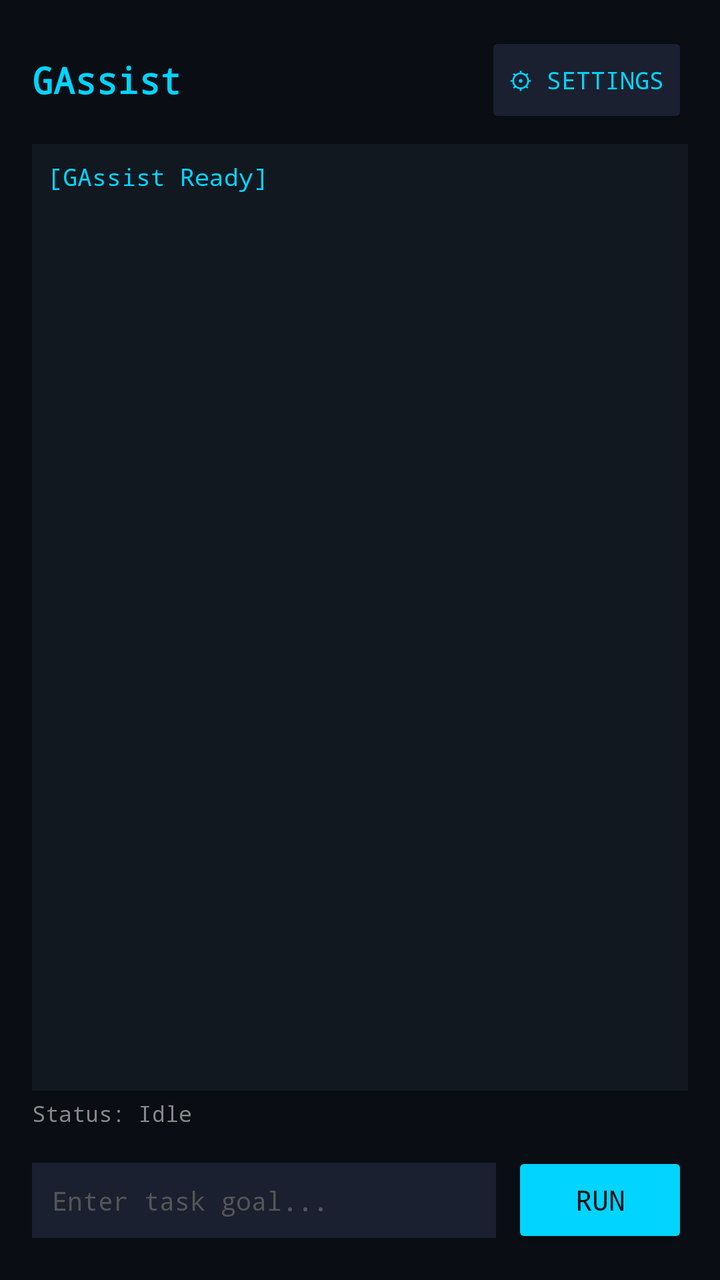
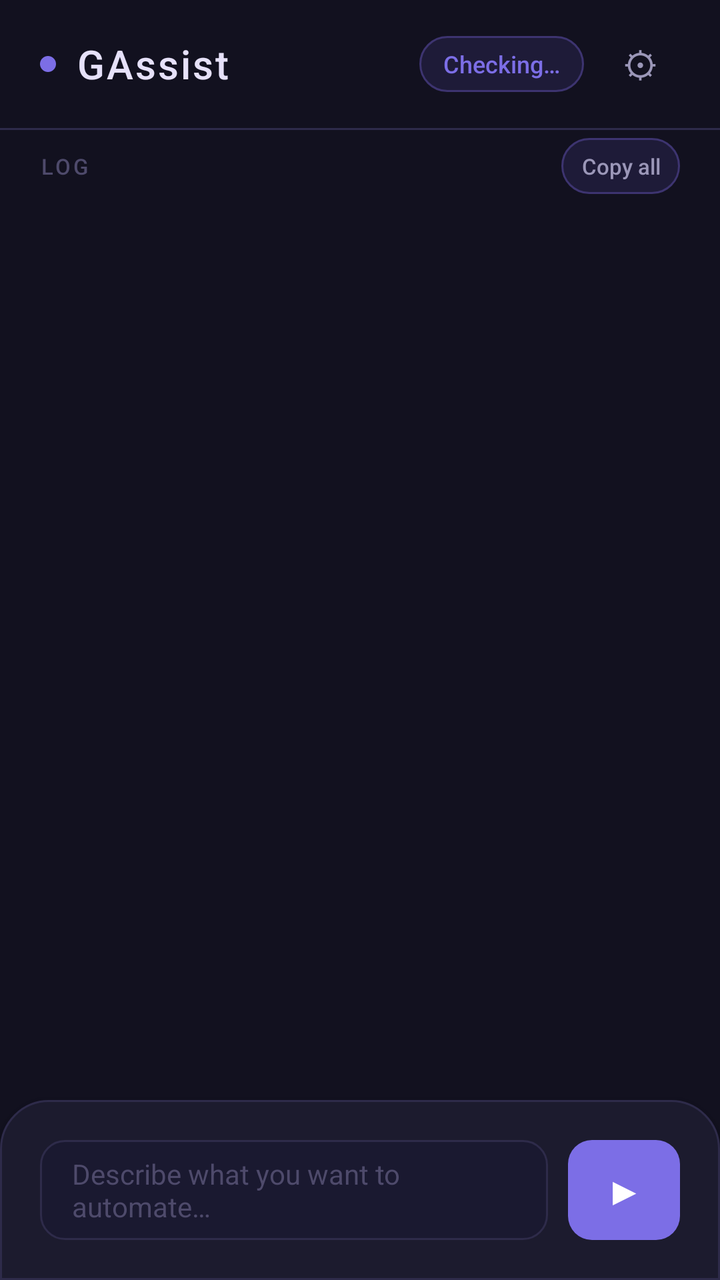

An Android layout rendered at two revisions. The XML below is the earlier revision; the diff shows what the commit changed to produce the second picture.
<!-- AndroidManifest.xml: application theme AppTheme -->
<!-- res/layout/activity_main.xml -->
<?xml version="1.0" encoding="utf-8"?>
<LinearLayout xmlns:android="http://schemas.android.com/apk/res/android"
    android:layout_width="match_parent"
    android:layout_height="match_parent"
    android:background="#0A0E14"
    android:orientation="vertical"
    android:padding="16dp">

    
    <LinearLayout
        android:layout_width="match_parent"
        android:layout_height="wrap_content"
        android:orientation="horizontal"
        android:gravity="center_vertical"
        android:layout_marginBottom="8dp">

        <TextView
            android:layout_width="0dp"
            android:layout_height="wrap_content"
            android:layout_weight="1"
            android:text="GAssist"
            android:textColor="#00D4FF"
            android:textSize="18sp"
            android:fontFamily="monospace"
            android:textStyle="bold" />

        <Button
            android:id="@+id/btnSettings"
            android:layout_width="wrap_content"
            android:layout_height="wrap_content"
            android:text="⚙ Settings"
            android:textColor="#00D4FF"
            android:backgroundTint="#1A2030"
            android:fontFamily="monospace"
            android:textSize="12sp" />
    </LinearLayout>

    
    <ScrollView
        android:id="@+id/scrollView"
        android:layout_width="match_parent"
        android:layout_height="0dp"
        android:layout_weight="1"
        android:background="#111820"
        android:padding="8dp">

        <TextView
            android:id="@+id/tvLog"
            android:layout_width="match_parent"
            android:layout_height="wrap_content"
            android:fontFamily="monospace"
            android:textColor="#00D4FF"
            android:textSize="12sp"
            android:text="[GAssist Ready]\n" />
    </ScrollView>

    
    <TextView
        android:id="@+id/tvStatus"
        android:layout_width="match_parent"
        android:layout_height="wrap_content"
        android:paddingVertical="4dp"
        android:textColor="#888888"
        android:fontFamily="monospace"
        android:textSize="11sp"
        android:text="Status: Idle" />

    
    <LinearLayout
        android:layout_width="match_parent"
        android:layout_height="wrap_content"
        android:orientation="horizontal"
        android:layout_marginTop="8dp">

        <EditText
            android:id="@+id/etGoal"
            android:layout_width="0dp"
            android:layout_height="wrap_content"
            android:layout_weight="1"
            android:hint="Enter task goal..."
            android:textColor="#FFFFFF"
            android:textColorHint="#555555"
            android:background="#1A2030"
            android:padding="10dp"
            android:fontFamily="monospace"
            android:textSize="13sp"
            android:inputType="text"
            android:imeOptions="actionSend" />

        <Button
            android:id="@+id/btnRun"
            android:layout_width="wrap_content"
            android:layout_height="wrap_content"
            android:layout_marginStart="8dp"
            android:text="RUN"
            android:textColor="#0A0E14"
            android:backgroundTint="#00D4FF"
            android:fontFamily="monospace" />
    </LinearLayout>

    <Button
        android:id="@+id/btnStop"
        android:layout_width="match_parent"
        android:layout_height="wrap_content"
        android:layout_marginTop="4dp"
        android:text="STOP"
        android:textColor="#0A0E14"
        android:backgroundTint="#FF4444"
        android:fontFamily="monospace"
        android:visibility="gone" />

</LinearLayout>
<!-- resources referenced by this layout -->
<resources>
  <style name="AppTheme" parent="Theme.MaterialComponents.DayNight.DarkActionBar">
          <item name="colorPrimary">#00D4FF</item>
          <item name="colorPrimaryDark">#0A0E14</item>
          <item name="colorAccent">#00D4FF</item>
          <item name="android:windowBackground">#0A0E14</item>
      </style>
</resources>

<!-- the commit's change to res/layout/activity_main.xml (unified diff, before → after) -->
@@ -1,112 +1,227 @@
 <?xml version="1.0" encoding="utf-8"?>
-<LinearLayout xmlns:android="http://schemas.android.com/apk/res/android"
+<androidx.coordinatorlayout.widget.CoordinatorLayout
+    xmlns:android="http://schemas.android.com/apk/res/android"
     android:layout_width="match_parent"
     android:layout_height="match_parent"
-    android:background="#0A0E14"
-    android:orientation="vertical"
-    android:padding="16dp">
-
-    
+    android:background="@color/bg_deep">
+
     <LinearLayout
         android:layout_width="match_parent"
-        android:layout_height="wrap_content"
-        android:orientation="horizontal"
-        android:gravity="center_vertical"
-        android:layout_marginBottom="8dp">
-
-        <TextView
-            android:layout_width="0dp"
+        android:layout_height="match_parent"
+        android:orientation="vertical">
+
+        
+        <LinearLayout
+            android:layout_width="match_parent"
+            android:layout_height="64dp"
+            android:orientation="horizontal"
+            android:gravity="center_vertical"
+            android:paddingHorizontal="20dp"
+            android:background="@color/bg_deep">
+
+            <View
+                android:layout_width="8dp"
+                android:layout_height="8dp"
+                android:background="@drawable/shape_dot"
+                android:layout_marginEnd="10dp" />
+
+            <TextView
+                android:layout_width="0dp"
+                android:layout_height="wrap_content"
+                android:layout_weight="1"
+                android:text="GAssist"
+                android:textColor="@color/text_primary"
+                android:textSize="20sp"
+                android:letterSpacing="0.05"
+                android:fontFamily="sans-serif-medium" />
+
+            <TextView
+                android:id="@+id/tvStatusChip"
+                android:layout_width="wrap_content"
+                android:layout_height="28dp"
+                android:text="Checking…"
+                android:textColor="@color/accent_primary"
+                android:textSize="12sp"
+                android:fontFamily="sans-serif-medium"
+                android:gravity="center"
+                android:paddingHorizontal="12dp"
+                android:background="@drawable/shape_chip" />
+
+            <TextView
+                android:id="@+id/btnSettings"
+                android:layout_width="40dp"
+                android:layout_height="40dp"
+                android:text="⚙"
+                android:textSize="18sp"
+                android:textColor="@color/text_secondary"
+                android:gravity="center"
+                android:layout_marginStart="8dp"
+                android:background="@drawable/shape_icon_btn" />
+        </LinearLayout>
+
+        <View
+            android:layout_width="match_parent"
+            android:layout_height="1dp"
+            android:background="@color/stroke_default" />
+
+        
+        <LinearLayout
+            android:layout_width="match_parent"
+            android:layout_height="36dp"
+            android:orientation="horizontal"
+            android:gravity="center_vertical"
+            android:paddingHorizontal="20dp"
+            android:background="@color/bg_deep">
+
+            <TextView
+                android:layout_width="0dp"
+                android:layout_height="wrap_content"
+                android:layout_weight="1"
+                android:text="LOG"
+                android:textColor="@color/text_muted"
+                android:textSize="11sp"
+                android:letterSpacing="0.12"
+                android:fontFamily="sans-serif-medium" />
+
+            <TextView
+                android:id="@+id/btnCopyLog"
+                android:layout_width="wrap_content"
+                android:layout_height="28dp"
+                android:text="Copy all"
+                android:textColor="@color/text_secondary"
+                android:textSize="11sp"
+                android:fontFamily="sans-serif-medium"
+                android:gravity="center"
+                android:paddingHorizontal="10dp"
+                android:background="@drawable/shape_chip" />
+        </LinearLayout>
+
+        
+        <ScrollView
+            android:id="@+id/scrollView"
+            android:layout_width="match_parent"
+            android:layout_height="0dp"
+            android:layout_weight="1"
+            android:overScrollMode="never"
+            android:fadingEdge="vertical"
+            android:requiresFadingEdge="vertical"
+            android:fadingEdgeLength="32dp"
+            android:paddingHorizontal="20dp"
+            android:paddingTop="8dp"
+            android:clipToPadding="false">
+
+            <TextView
+                android:id="@+id/tvLog"
+                android:layout_width="match_parent"
+                android:layout_height="wrap_content"
+                android:fontFamily="monospace"
+                android:textColor="@color/text_log"
+                android:textSize="12sp"
+                android:lineSpacingMultiplier="1.5"
+                android:paddingBottom="24dp"
+                android:text=""
+                android:textIsSelectable="true" />
+        </ScrollView>
+
+        
+        <LinearLayout
+            android:layout_width="match_parent"
             android:layout_height="wrap_content"
-            android:layout_weight="1"
-            android:text="GAssist"
-            android:textColor="#00D4FF"
-            android:textSize="18sp"
-            android:fontFamily="monospace"
-            android:textStyle="bold" />
-
-        <Button
-            android:id="@+id/btnSettings"
-            android:layout_width="wrap_content"
-            android:layout_height="wrap_content"
-            android:text="⚙ Settings"
-            android:textColor="#00D4FF"
-            android:backgroundTint="#1A2030"
-            android:fontFamily="monospace"
-            android:textSize="12sp" />
+            android:orientation="vertical"
+            android:background="@drawable/shape_bottom_card"
+            android:padding="20dp"
+            android:elevation="8dp">
+
+            
+            <LinearLayout
+                android:id="@+id/rowStepInfo"
+                android:layout_width="match_parent"
+                android:layout_height="wrap_content"
+                android:orientation="horizontal"
+                android:gravity="center_vertical"
+                android:layout_marginBottom="12dp"
+                android:visibility="gone">
+
+                <TextView
+                    android:id="@+id/tvStep"
+                    android:layout_width="0dp"
+                    android:layout_height="wrap_content"
+                    android:layout_weight="1"
+                    android:text="Step 0 / 20"
+                    android:textColor="@color/text_secondary"
+                    android:textSize="12sp"
+                    android:fontFamily="monospace" />
+
+                <TextView
+                    android:id="@+id/tvStatusDetail"
+                    android:layout_width="wrap_content"
+                    android:layout_height="wrap_content"
+                    android:text=""
+                    android:textColor="@color/accent_primary"
+                    android:textSize="12sp"
+                    android:fontFamily="monospace" />
+            </LinearLayout>
+
+            
+            <ProgressBar
+                android:id="@+id/progressBar"
+                style="@style/Widget.AppCompat.ProgressBar.Horizontal"
+                android:layout_width="match_parent"
+                android:layout_height="3dp"
+                android:max="20"
+                android:progress="0"
+                android:progressTint="@color/accent_primary"
+                android:progressBackgroundTint="@color/stroke_default"
+                android:layout_marginBottom="16dp"
+                android:visibility="gone" />
+
+            
+            <LinearLayout
+                android:layout_width="match_parent"
+                android:layout_height="wrap_content"
+                android:orientation="horizontal"
+                android:gravity="center_vertical">
+
+                <EditText
+                    android:id="@+id/etGoal"
+                    android:layout_width="0dp"
+                    android:layout_height="50dp"
+                    android:layout_weight="1"
+                    android:hint="@string/hint_goal"
+                    android:textColor="@color/text_primary"
+                    android:textColorHint="@color/text_muted"
+                    android:textSize="14sp"
+                    android:background="@drawable/shape_input"
+                    android:paddingHorizontal="16dp"
+                    android:inputType="textCapSentences|textMultiLine"
+                    android:maxLines="2"
+                    android:imeOptions="actionSend"
+                    android:fontFamily="sans-serif" />
+
+                <TextView
+                    android:id="@+id/btnRun"
+                    android:layout_width="56dp"
+                    android:layout_height="50dp"
+                    android:text="▶"
+                    android:textSize="20sp"
+                    android:textColor="#FFFFFF"
+                    android:gravity="center"
+                    android:layout_marginStart="10dp"
+                    android:background="@drawable/shape_btn_run" />
+
+                <TextView
+                    android:id="@+id/btnStop"
+                    android:layout_width="56dp"
+                    android:layout_height="50dp"
+                    android:text="■"
+                    android:textSize="20sp"
+                    android:textColor="#FFFFFF"
+                    android:gravity="center"
+                    android:layout_marginStart="10dp"
+                    android:background="@drawable/shape_btn_stop"
+                    android:visibility="gone" />
+            </LinearLayout>
+        </LinearLayout>
     </LinearLayout>
 
-    
-    <ScrollView
-        android:id="@+id/scrollView"
-        android:layout_width="match_parent"
-        android:layout_height="0dp"
-        android:layout_weight="1"
-        android:background="#111820"
-        android:padding="8dp">
-
-        <TextView
-            android:id="@+id/tvLog"
-            android:layout_width="match_parent"
-            android:layout_height="wrap_content"
-            android:fontFamily="monospace"
-            android:textColor="#00D4FF"
-            android:textSize="12sp"
-            android:text="[GAssist Ready]\n" />
-    </ScrollView>
-
-    
-    <TextView
-        android:id="@+id/tvStatus"
-        android:layout_width="match_parent"
-        android:layout_height="wrap_content"
-        android:paddingVertical="4dp"
-        android:textColor="#888888"
-        android:fontFamily="monospace"
-        android:textSize="11sp"
-        android:text="Status: Idle" />
-
-    
-    <LinearLayout
-        android:layout_width="match_parent"
-        android:layout_height="wrap_content"
-        android:orientation="horizontal"
-        android:layout_marginTop="8dp">
-
-        <EditText
-            android:id="@+id/etGoal"
-            android:layout_width="0dp"
-            android:layout_height="wrap_content"
-            android:layout_weight="1"
-            android:hint="Enter task goal..."
-            android:textColor="#FFFFFF"
-            android:textColorHint="#555555"
-            android:background="#1A2030"
-            android:padding="10dp"
-            android:fontFamily="monospace"
-            android:textSize="13sp"
-            android:inputType="text"
-            android:imeOptions="actionSend" />
-
-        <Button
-            android:id="@+id/btnRun"
-            android:layout_width="wrap_content"
-            android:layout_height="wrap_content"
-            android:layout_marginStart="8dp"
-            android:text="RUN"
-            android:textColor="#0A0E14"
-            android:backgroundTint="#00D4FF"
-            android:fontFamily="monospace" />
-    </LinearLayout>
-
-    <Button
-        android:id="@+id/btnStop"
-        android:layout_width="match_parent"
-        android:layout_height="wrap_content"
-        android:layout_marginTop="4dp"
-        android:text="STOP"
-        android:textColor="#0A0E14"
-        android:backgroundTint="#FF4444"
-        android:fontFamily="monospace"
-        android:visibility="gone" />
-
-</LinearLayout>
+</androidx.coordinatorlayout.widget.CoordinatorLayout>
<!-- resource entries referenced after the edit -->
@@ -1,10 +1,85 @@
 <!-- resources referenced by this layout -->
 <resources>
-  <style name="AppTheme" parent="Theme.MaterialComponents.DayNight.DarkActionBar">
-          <item name="colorPrimary">#00D4FF</item>
-          <item name="colorPrimaryDark">#0A0E14</item>
-          <item name="colorAccent">#00D4FF</item>
-          <item name="android:windowBackground">#0A0E14</item>
+  <color name="accent_primary">#7C6EE6</color>
+  <color name="bg_deep">#12111F</color>
+  <color name="stroke_default">#2E2B4A</color>
+  <color name="text_log">#C8C0F0</color>
+  <color name="text_muted">#4E4A6B</color>
+  <color name="text_primary">#E6E1F9</color>
+  <color name="text_secondary">#9B97B8</color>
+  <!-- drawable shape_bottom_card (drawable) -->
+  <?xml version="1.0" encoding="utf-8"?>
+  <shape xmlns:android="http://schemas.android.com/apk/res/android"
+      android:shape="rectangle">
+      <corners android:topLeftRadius="24dp" android:topRightRadius="24dp" />
+      <solid android:color="#1C1B2E" />
+      <stroke android:width="1dp" android:color="#2E2B4A" />
+  </shape>
+  <!-- drawable shape_btn_run (drawable) -->
+  <?xml version="1.0" encoding="utf-8"?>
+  <ripple xmlns:android="http://schemas.android.com/apk/res/android"
+      android:color="#AA9FFF">
+      <item>
+          <shape android:shape="rectangle">
+              <corners android:radius="12dp" />
+              <solid android:color="#7C6EE6" />
+          </shape>
+      </item>
+  </ripple>
+  <!-- drawable shape_btn_stop (drawable) -->
+  <?xml version="1.0" encoding="utf-8"?>
+  <ripple xmlns:android="http://schemas.android.com/apk/res/android"
+      android:color="#FFAAAA">
+      <item>
+          <shape android:shape="rectangle">
+              <corners android:radius="12dp" />
+              <solid android:color="#C0392B" />
+          </shape>
+      </item>
+  </ripple>
+  <!-- drawable shape_chip (drawable) -->
+  <?xml version="1.0" encoding="utf-8"?>
+  <shape xmlns:android="http://schemas.android.com/apk/res/android"
+      android:shape="rectangle">
+      <corners android:radius="14dp" />
+      <stroke android:width="1dp" android:color="#3D3470" />
+      <solid android:color="#1E1B38" />
+  </shape>
+  <!-- drawable shape_dot (drawable) -->
+  <?xml version="1.0" encoding="utf-8"?>
+  <shape xmlns:android="http://schemas.android.com/apk/res/android"
+      android:shape="oval">
+      <solid android:color="#7C6EE6" />
+  </shape>
+  <!-- drawable shape_icon_btn (drawable) -->
+  <?xml version="1.0" encoding="utf-8"?>
+  <ripple xmlns:android="http://schemas.android.com/apk/res/android"
+      android:color="#33FFFFFF">
+      <item>
+          <shape android:shape="oval">
+              <solid android:color="@android:color/transparent" />
+          </shape>
+      </item>
+  </ripple>
+  <!-- drawable shape_input (drawable) -->
+  <?xml version="1.0" encoding="utf-8"?>
+  <shape xmlns:android="http://schemas.android.com/apk/res/android"
+      android:shape="rectangle">
+      <corners android:radius="12dp" />
+      <solid android:color="#1A1930" />
+      <stroke android:width="1dp" android:color="#2E2B4A" />
+  </shape>
+  <string name="hint_goal">Describe what you want to automate…</string>
+  <style name="AppTheme" parent="Theme.MaterialComponents.DayNight.NoActionBar">
+          <item name="colorPrimary">#7C6EE6</item>
+          <item name="colorPrimaryVariant">#5B4FCE</item>
+          <item name="colorOnPrimary">#FFFFFF</item>
+          <item name="colorSurface">#1C1B2E</item>
+          <item name="colorOnSurface">#E6E1F9</item>
+          <item name="android:windowBackground">#12111F</item>
+          <item name="android:statusBarColor">#12111F</item>
+          <item name="android:navigationBarColor">#12111F</item>
+          <item name="android:windowLightStatusBar">false</item>
       </style>
 </resources>
 
